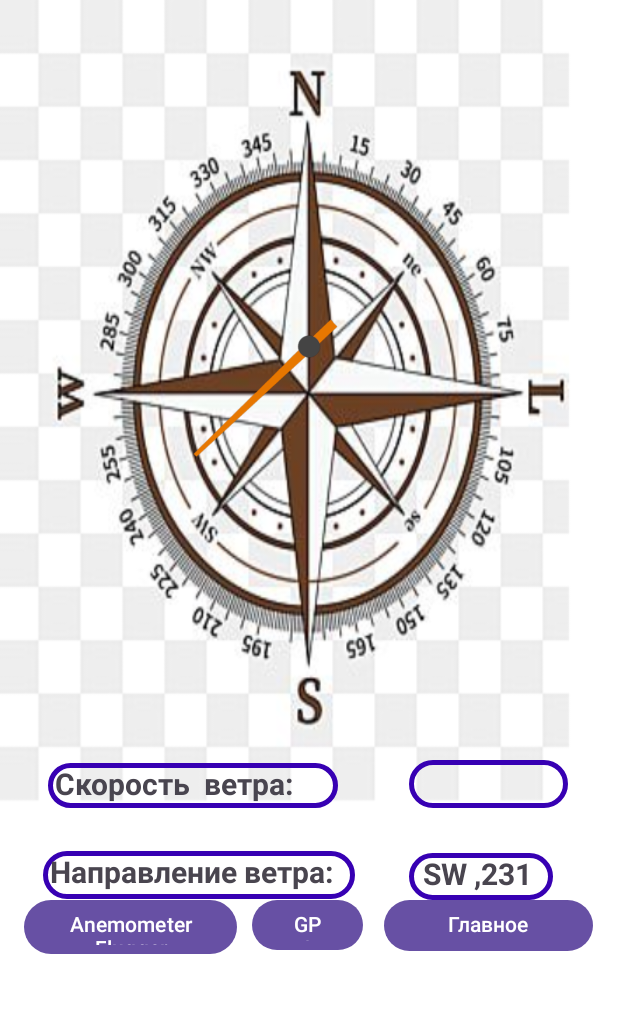
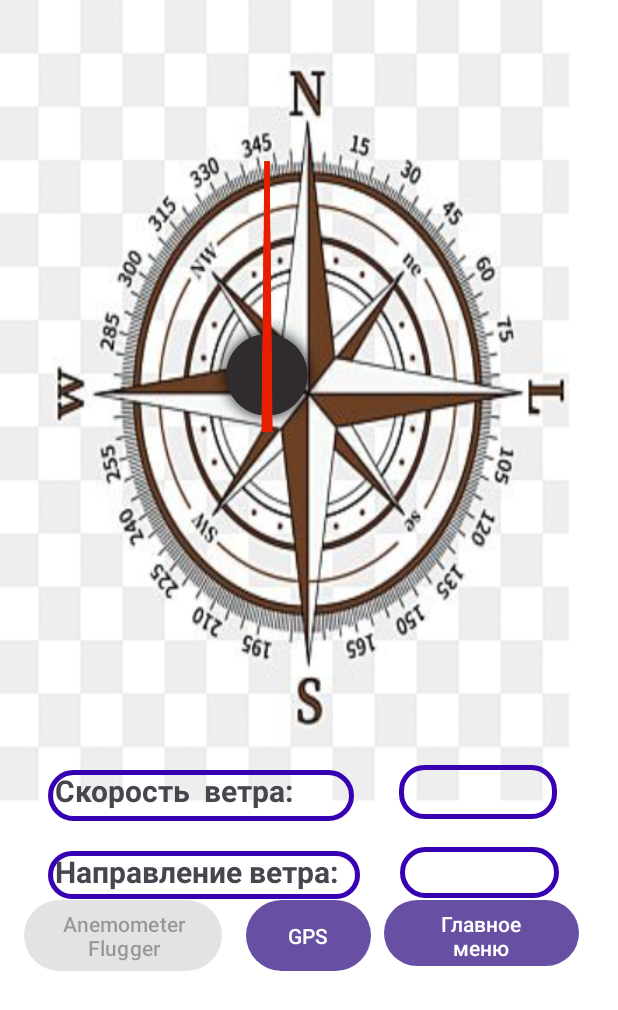
Before and after one commit to Tirkesh20/Diploma, an Android app: the AnemometerActivity screen opened directly, with no data from a screen before it, on a phone screen of 412 x 824 dp. Shown: the top 1010 px of the screen. Run offline under Robolectric (Android 15) with nearby library versions, the phone set to English and light mode, and no system bars; our stand-ins replace RxJava; 3 statements that could not run were skipped.

Commit message:
async working

```diff
--- a/app/src/main/AndroidManifest.xml
+++ b/app/src/main/AndroidManifest.xml
@@ -22,7 +22,7 @@
         android:theme="@style/Theme.MyApplication"
         tools:targetApi="31">
         <activity
-            android:name=".MainActivity"
+            android:name=".MainActivity" android:screenOrientation="portrait"
             android:exported="true">
             <intent-filter>
                 <action android:name="android.intent.action.MAIN" />
--- a/app/src/main/java/com/example/myapplication/AnemometerActivity.java
+++ b/app/src/main/java/com/example/myapplication/AnemometerActivity.java
@@ -30,7 +30,7 @@ public class AnemometerActivity extends AppCompatActivity {
     BluetoothDevice arduinoBTModule;
     ImageView imageView;
     String[] values;
-    TextView btReadings;
+    TextView btReadings, btReadings2;
     public static Handler handler;
     private static final String TAG = "AnemometerActivity";
     UUID arduinoUUID = UUID.fromString("00001101-0000-1000-8000-00805F9B34FB"); //We declare a default UUID to create the global variable
@@ -42,7 +42,7 @@ public class AnemometerActivity extends AppCompatActivity {
     protected void onCreate(@Nullable Bundle savedInstanceState) {
         super.onCreate(savedInstanceState);
         setContentView(R.layout.anemometer);
-        imageView = findViewById(R.id.imageView);
+        imageView = findViewById(R.id.imageView2);
         String val = null;
         handler = new Handler(Looper.getMainLooper()) {
             @Override
@@ -50,8 +50,11 @@ public class AnemometerActivity extends AppCompatActivity {
                 switch (msg.what) {
                     case ERROR_READ:
                     case MSG_READ:
-                        String arduinoMsg = msg.obj.toString(); // Read message from Arduino
-                        btReadings.setText(arduinoMsg);
+                        String arduinoMsg = msg.obj.toString();
+                        values = arduinoMsg.split(",");
+                        imageView.setRotation((float) Math.abs(Integer.parseInt(values[0])));
+                        btReadings.setText("  "+values[1]);// Read message from Arduino
+                        btReadings2.setText("  "+values[0]);
                         break;
                 }
             }
@@ -68,19 +71,13 @@ public class AnemometerActivity extends AppCompatActivity {
                 arduinoUUID = UUID.fromString(getIntent().getStringExtra("uuid"));
             }
         }
+        btReadings2 = findViewById(R.id.btReadings2);
+        btReadings = findViewById(R.id.btReadings);
+
+        Button connectToDevice = findViewById(R.id.receiveData);
         new ConnectToBt().execute();
 
 
-        btReadings = findViewById(R.id.btReadings);
-        if (val != null) {
-            values = val.split(",");
-            imageView.setRotation((float) (Integer.parseInt(values[0]) * 180 / 3.14159));
-            btReadings.setText(values[0] + "--" + values[1]);
-        }
-        Button connectToDevice = findViewById(R.id.receiveData);
-        connectToDevice.setOnClickListener(view -> {
-            btReadings.setText("");
-        });
     }
 
     private class ConnectToBt extends AsyncTask<Void, Void, Void> {
@@ -101,7 +98,7 @@ public class AnemometerActivity extends AppCompatActivity {
             if (connectThread.getMmSocket().isConnected()) {
                 Log.d(TAG, "Calling ConnectedThread class");
                 //The pass the Open socket as arguments to call the constructor of ConnectedThread
-                ConnectedThread connectedThread = new ConnectedThread(connectThread.getMmSocket(),handler);
+                ConnectedThread connectedThread = new ConnectedThread(connectThread.getMmSocket(), handler);
                 connectedThread.start();
             }
             // SystemClock.sleep(5000); // simulate delay
--- a/app/src/main/res/layout/anemometer.xml
+++ b/app/src/main/res/layout/anemometer.xml
@@ -10,18 +10,17 @@
 
     <TextView
         android:id="@+id/btReadings2"
-        android:layout_width="96dp"
-        android:layout_height="31dp"
+        android:layout_width="106dp"
+        android:layout_height="34dp"
         android:background="@drawable/input_design"
-        android:text="  SW ,231"
         android:textSize="20sp"
         android:textStyle="bold"
         app:layout_constraintBottom_toBottomOf="parent"
         app:layout_constraintEnd_toEndOf="parent"
-        app:layout_constraintHorizontal_bias="0.863"
-        app:layout_constraintStart_toStartOf="parent"
+        app:layout_constraintHorizontal_bias="0.4"
+        app:layout_constraintStart_toEndOf="@+id/btReadingsText2"
         app:layout_constraintTop_toTopOf="parent"
-        app:layout_constraintVertical_bias="0.717" />
+        app:layout_constraintVertical_bias="0.715" />
 
     <TextView
         android:id="@+id/btReadingsText2"
@@ -33,16 +32,16 @@
         android:textStyle="bold"
         app:layout_constraintBottom_toBottomOf="parent"
         app:layout_constraintEnd_toEndOf="parent"
-        app:layout_constraintHorizontal_bias="0.142"
+        app:layout_constraintHorizontal_bias="0.157"
         app:layout_constraintStart_toStartOf="parent"
         app:layout_constraintTop_toTopOf="parent"
         app:layout_constraintVertical_bias="0.716" />
 
     <Button
         android:id="@+id/receiveData2"
-        android:layout_width="74dp"
-        android:layout_height="41dp"
-        android:layout_marginStart="168dp"
+        android:layout_width="83dp"
+        android:layout_height="55dp"
+        android:layout_marginStart="164dp"
         android:layout_marginTop="596dp"
         android:text="GPS"
         app:layout_constraintStart_toStartOf="parent"
@@ -50,9 +49,9 @@
         tools:ignore="MissingConstraints" />
 
     <Button
-        android:id="@+id/receiveData3"
-        android:layout_width="139dp"
-        android:layout_height="42dp"
+        android:id="@+id/mainMenu"
+        android:layout_width="130dp"
+        android:layout_height="52dp"
         android:layout_marginStart="256dp"
         android:layout_marginTop="596dp"
         android:text="Главное меню"
@@ -62,54 +61,60 @@
 
     <TextView
         android:id="@+id/btReadingsText"
-        android:layout_width="193dp"
-        android:layout_height="30dp"
+        android:layout_width="204dp"
+        android:layout_height="34dp"
         android:layout_marginStart="32dp"
+        android:layout_marginBottom="20dp"
         android:background="@drawable/input_design"
         android:text=" Скорость  ветра:"
         android:textSize="20sp"
         android:textStyle="bold"
-        app:layout_constraintBottom_toBottomOf="parent"
+        app:layout_constraintBottom_toTopOf="@+id/btReadingsText2"
         app:layout_constraintStart_toStartOf="parent"
         app:layout_constraintTop_toTopOf="parent"
-        app:layout_constraintVertical_bias="0.641" />
+        app:layout_constraintVertical_bias="1.0" />
 
     <TextView
         android:id="@+id/btReadings"
-        android:layout_width="106dp"
-        android:layout_height="32dp"
+        android:layout_width="105dp"
+        android:layout_height="36dp"
         android:background="@drawable/input_design"
         android:textSize="20sp"
         android:textStyle="bold"
-        app:layout_constraintBottom_toBottomOf="parent"
+        app:layout_constraintBottom_toTopOf="@+id/btReadings2"
         app:layout_constraintEnd_toEndOf="parent"
-        app:layout_constraintHorizontal_bias="0.891"
-        app:layout_constraintStart_toStartOf="parent"
+        app:layout_constraintHorizontal_bias="0.428"
+        app:layout_constraintStart_toEndOf="@+id/btReadingsText"
         app:layout_constraintTop_toTopOf="parent"
-        app:layout_constraintVertical_bias="0.64" />
+        app:layout_constraintVertical_bias="0.965" />
 
     <Button
         android:id="@+id/receiveData"
-        android:layout_width="142dp"
-        android:layout_height="44dp"
+        android:layout_width="132dp"
+        android:layout_height="55dp"
         android:layout_marginStart="16dp"
         android:layout_marginTop="596dp"
+        android:enabled="false"
         android:text="Anemometer Flugger"
         app:layout_constraintStart_toStartOf="parent"
         app:layout_constraintTop_toTopOf="parent"
         tools:ignore="MissingConstraints" />
 
     <ImageView
-        android:id="@+id/imageView"
-        android:layout_width="241dp"
-        android:layout_height="262dp"
-        android:layout_marginTop="100dp"
-        app:layout_constraintBottom_toTopOf="@+id/btReadingsText"
+        android:id="@+id/imageView2"
+        android:layout_width="216dp"
+        android:layout_height="285dp"
+        android:layout_marginStart="70dp"
+        android:layout_marginTop="91dp"
+        android:layout_marginEnd="60dp"
+        android:layout_marginBottom="91dp"
+        app:layout_constraintBottom_toTopOf="@+id/btReadings"
         app:layout_constraintEnd_toEndOf="parent"
+        app:layout_constraintHorizontal_bias="0.0"
         app:layout_constraintStart_toStartOf="parent"
         app:layout_constraintTop_toTopOf="parent"
-        app:layout_constraintVertical_bias="0.0"
-        app:srcCompat="@drawable/pointer"
+        app:layout_constraintVertical_bias="0.375"
+        app:srcCompat="@drawable/stk"
         tools:ignore="MissingConstraints" />
 
 </androidx.constraintlayout.widget.ConstraintLayout>
```
Also changed, not shown: app/src/main/res/drawable/stk.png (added).
